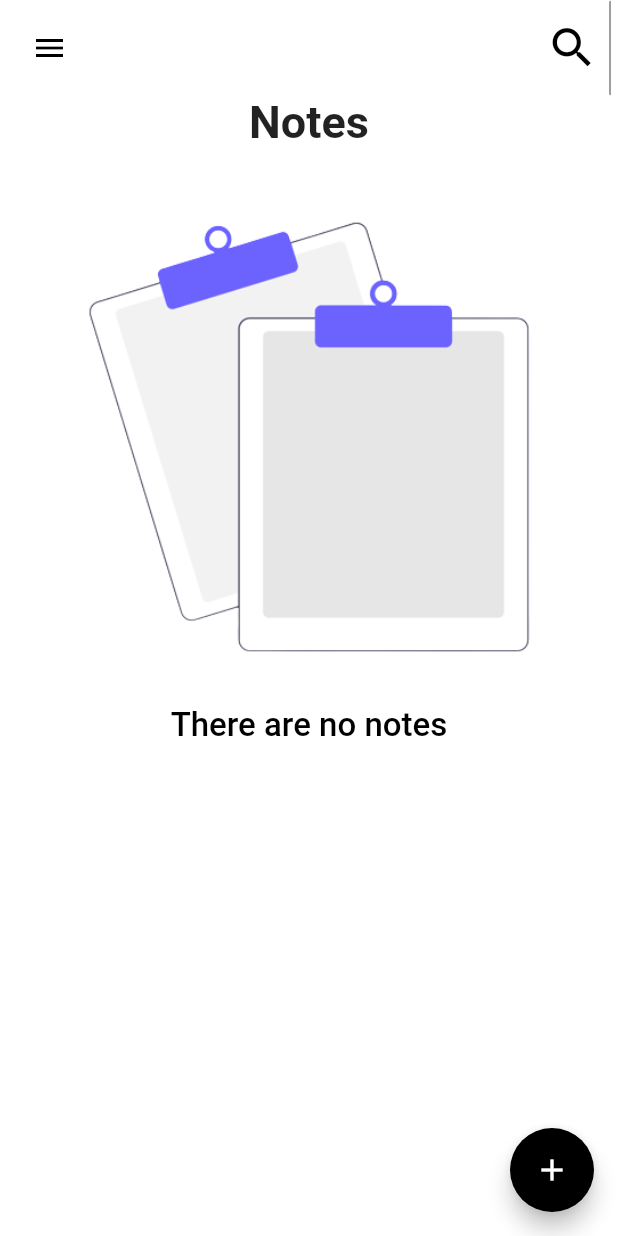
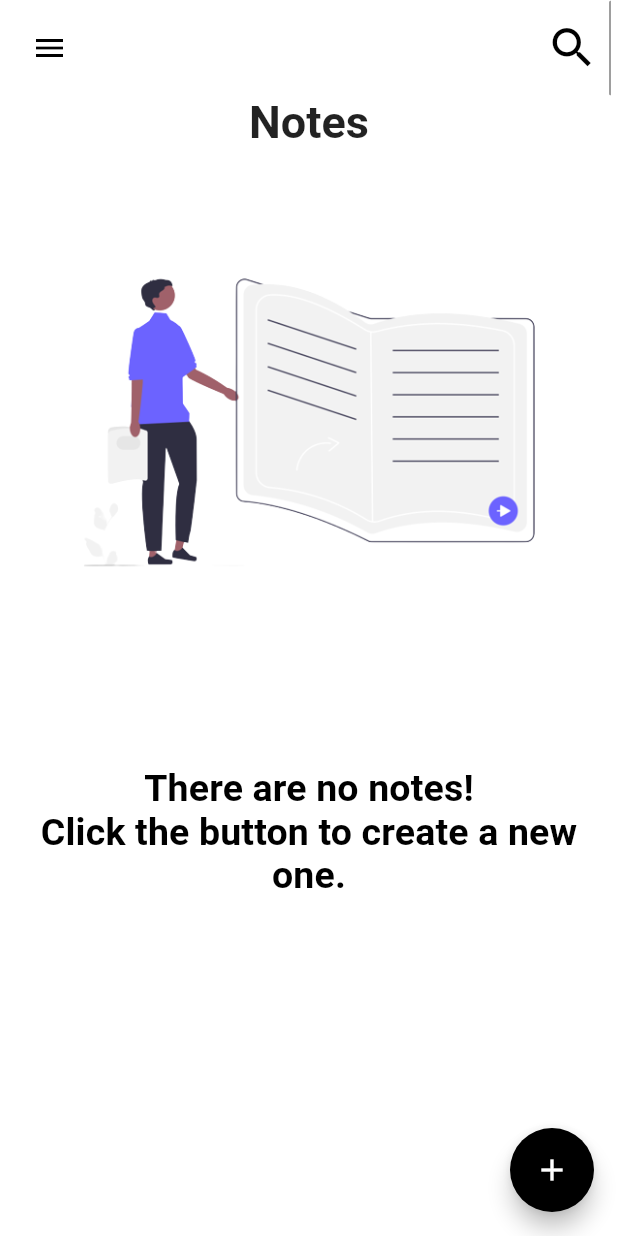
Before and after one commit to fagnerdossantos/notes, a Flutter app: the screen it shows after launch, in the side drawer, after a tap on the "add" icon, on a phone screen of 412 x 824 dp. Run offline on Flutter 3.47's test engine with Material 2 defaults, Android fonts, the phone set to English and light mode, and no system bars; our stand-ins replace bloc, flutter_bloc, sqflite; accounts and stored records are empty.

Commit message:
Ready to use

```diff
--- a/lib/app_widget.dart
+++ b/lib/app_widget.dart
@@ -1,8 +1,6 @@
 import 'package:flutter/material.dart';
 import 'package:notes/src/providers/providers.dart';
 import 'package:notes/src/router/app_router.dart';
-import 'package:notes/src/themes/theme_class.dart';
-import 'package:notes/src/themes/theme_dark.dart';
 import 'package:notes/src/themes/theme_light.dart';
 import 'package:provider/provider.dart';
 
@@ -19,16 +17,9 @@ class AppWidget extends StatelessWidget {
       providers: providersList,
 
       // Theming
-      child: ChangeNotifierProvider(
-        create: (_) => ThemeClass(ThemeDark(), ThemeLight()),
-
-        //
-        child: Consumer<ThemeClass>(
-          builder: (context, value, child) => MaterialApp(
-            onGenerateRoute: routs.onGeneratedRoute,
-            theme: context.watch<ThemeClass>().theme,
-          ),
-        ),
+      child: MaterialApp(
+        onGenerateRoute: routs.onGeneratedRoute,
+        theme: ThemeLight().light,
       ),
     );
   }
--- a/lib/src/app/global/bloc/notes_bloc.dart
+++ b/lib/src/app/global/bloc/notes_bloc.dart
@@ -79,19 +79,20 @@ class NotesBloc extends Bloc<NotesEvent, NotesState> {
 
     on<SearchNote>(
       (event, emit) async {
-        // Loading all notes
         final instance = await connection.database;
+        List<NoteModel> models;
 
-        final List<NoteModel> models = await repository.readAll(
-          instance: instance,
-        );
+        if (event.search.isNotEmpty) {
+          models = (await repository.readAll(instance: instance))
+              .where((note) =>
+                  note.title.toLowerCase().contains(event.search.toLowerCase()))
+              .toList();
+        } else {
+          models = await repository.readAll(instance: instance);
+        }
 
         emit(
-          NotesFiltered(
-            models: models
-                .where((element) => element.title.contains(event.search))
-                .toList(),
-          ),
+          NotesFiltered(models: models),
         );
       },
     );
--- a/lib/src/app/global/components/custom_drawer.dart
+++ b/lib/src/app/global/components/custom_drawer.dart
@@ -1,8 +1,6 @@
 import 'package:flutter/material.dart';
 import 'package:notes/src/app/global/components/selected_item_drawer_light.dart';
-import 'package:notes/src/themes/theme_class.dart';
 import 'package:notes/utils/consts.dart';
-import 'package:provider/provider.dart';
 
 class CustomDrawer extends StatelessWidget {
   final Size size;
@@ -10,11 +8,6 @@ class CustomDrawer extends StatelessWidget {
 
   @override
   Widget build(BuildContext context) {
-    // Theme Controller
-    final controller = context.watch<ThemeClass>();
-
-    final bool isDark = controller.isDark;
-
     return SafeArea(
       child: Padding(
         padding: const EdgeInsets.symmetric(horizontal: 10),
@@ -23,23 +16,20 @@ class CustomDrawer extends StatelessWidget {
         child: Column(
           children: [
             Row(
-              mainAxisAlignment: MainAxisAlignment.spaceBetween,
+              mainAxisAlignment: MainAxisAlignment.start,
               children: [
                 Text(
                   "Theme",
                   style: Theme.of(context).textTheme.bodyMedium,
                 ),
-                const ThemeSwitch(),
               ],
             ),
 
             //
             const VerticalSpace(height: 20),
 
-            Expanded(
-              child: SelectedItemDrawer(
-                isDark: isDark,
-              ),
+            const Expanded(
+              child: SelectedItemDrawer(),
             ),
           ],
         ),
@@ -47,23 +37,3 @@ class CustomDrawer extends StatelessWidget {
     );
   }
 }
-
-class ThemeSwitch extends StatelessWidget {
-  const ThemeSwitch({
-    super.key,
-  });
-
-  @override
-  Widget build(BuildContext context) {
-    // Theme Controller
-    final controller = context.watch<ThemeClass>();
-
-    final bool isDark = controller.isDark;
-
-    return Switch(
-      value: isDark,
-      onChanged: (_) => controller.toggle(),
-      activeColor: isDark ? Colors.deepPurple : Colors.amber.shade200,
-    );
-  }
-}
--- a/lib/src/app/global/components/selected_item_drawer_light.dart
+++ b/lib/src/app/global/components/selected_item_drawer_light.dart
@@ -1,8 +1,8 @@
 import 'package:flutter/material.dart';
+import 'package:notes/utils/consts.dart';
 
 class SelectedItemDrawer extends StatefulWidget {
-  final bool isDark;
-  const SelectedItemDrawer({Key? key, required this.isDark}) : super(key: key);
+  const SelectedItemDrawer({Key? key}) : super(key: key);
 
   @override
   State<SelectedItemDrawer> createState() => _SelectedItemDrawerState();
@@ -51,9 +51,7 @@ class _SelectedItemDrawerState extends State<SelectedItemDrawer> {
             duration: const Duration(milliseconds: 500),
 
             decoration: BoxDecoration(
-              color: widget.isDark
-                  ? (isSelected ? Colors.deepPurple : Colors.black)
-                  : (isSelected ? Colors.amber.shade100 : Colors.white),
+              color: (isSelected ? amber : white),
               borderRadius: BorderRadius.circular(30),
             ),
 
@@ -63,7 +61,7 @@ class _SelectedItemDrawerState extends State<SelectedItemDrawer> {
                 Icon(
                   icons[index],
                   size: 30,
-                  color: widget.isDark ? Colors.white : Colors.black
+                  color: black,
                 ),
 
                 const SizedBox(
--- a/lib/src/app/home/pages/home_page.dart
+++ b/lib/src/app/home/pages/home_page.dart
@@ -17,11 +17,10 @@ class HomePage extends StatelessWidget {
         child: CustomScrollView(
           slivers: [
             // AppBar
-            SliverAppBar.medium(
+            SliverAppBar.large(
               title: Center(
-                // Title
                 child: Text(
-                  "Notes",
+                  "Notes\n ",
                   style: Theme.of(context).textTheme.titleLarge,
                 ),
               ),
@@ -47,7 +46,8 @@ class HomePage extends StatelessWidget {
         onPressed: () {
           customBottomSheet(context: context, size: size);
         },
-        backgroundColor: Colors.black,
+        backgroundColor:
+            Theme.of(context).floatingActionButtonTheme.backgroundColor,
         child: const Icon(Icons.add),
       ),
     );
--- /dev/null
+++ b/lib/src/app/note/components/empty_notes.dart
@@ -0,0 +1,31 @@
+import 'package:flutter/material.dart';
+import 'package:notes/utils/consts.dart';
+
+class EmptyNotes extends StatelessWidget {
+  const EmptyNotes({super.key});
+
+  @override
+  Widget build(BuildContext context) {
+    return SliverToBoxAdapter(
+      child: Column(
+        children: [
+          // image
+          const Image(
+            image: AssetImage(
+              "assets/images/no-data.png",
+            ),
+            fit: BoxFit.cover,
+          ),
+
+          const VerticalSpace(height: 100),
+
+          Text(
+            "There are no notes!\nClick the button to create a new one.",
+            style: Theme.of(context).textTheme.titleSmall,
+            textAlign: TextAlign.center,
+          ),
+        ],
+      ),
+    );
+  }
+}
--- a/lib/src/app/note/components/save_note_button.dart
+++ b/lib/src/app/note/components/save_note_button.dart
@@ -1,4 +1,5 @@
 import 'package:flutter/material.dart';
+import 'package:notes/utils/consts.dart';
 
 class SaveNoteButton extends StatelessWidget {
   final Function() callBack;
@@ -13,7 +14,7 @@ class SaveNoteButton extends StatelessWidget {
       // Action
       onPressed: callBack,
 
-      backgroundColor: Colors.black,
+      backgroundColor: black,
       child: const Icon(Icons.save_alt_outlined),
     );
   }
--- a/lib/src/app/note/widgets/custom_notes_card_builder.dart
+++ b/lib/src/app/note/widgets/custom_notes_card_builder.dart
@@ -1,6 +1,7 @@
 import 'package:flutter/material.dart';
 import 'package:flutter_bloc/flutter_bloc.dart';
 import 'package:notes/src/app/global/bloc/notes_bloc.dart';
+import 'package:notes/src/app/note/components/empty_notes.dart';
 import 'package:notes/src/app/note/components/notes_card_grid.dart';
 
 class NotesCardBuilder extends StatefulWidget {
@@ -31,32 +32,9 @@ class _NotesCardBuilderState extends State<NotesCardBuilder> {
             items: state.models,
           );
         } else {
-          return const NoData();
+          return const EmptyNotes();
         }
       },
     );
   }
 }
-
-class NoData extends StatelessWidget {
-  const NoData({super.key});
-
-  @override
-  Widget build(BuildContext context) {
-    return SliverToBoxAdapter(
-      child: Column(
-        children: const [
-          // image
-          Image(
-            image: AssetImage(
-              "assets/images/no-data-blue.png",
-            ),
-            fit: BoxFit.cover,
-          ),
-
-          Text("There are no notes"),
-        ],
-      ),
-    );
-  }
-}
--- a/lib/src/themes/theme_class.dart
+++ /dev/null
@@ -1,19 +0,0 @@
-import 'package:flutter/material.dart';
-import 'package:notes/src/themes/theme_light.dart';
-import 'package:notes/src/themes/theme_dark.dart';
-
-class ThemeClass extends ChangeNotifier {
-  final ThemeDark _dark;
-  final ThemeLight _light;
-
-  ThemeClass(this._dark, this._light);
-
-  bool isDark = false;
-
-  ThemeData get theme => isDark ? _dark.dark : _light.light;
-
-  void toggle() {
-    isDark = !isDark;
-    notifyListeners();
-  }
-}
--- a/lib/src/themes/theme_dark.dart
+++ /dev/null
@@ -1,85 +0,0 @@
-import 'package:flutter/material.dart';
-
-class ThemeDark {
-  // Getter
-  ThemeData get dark => _themeData;
-
-  // Texts
-  final ThemeData _themeData = ThemeData(
-    // APP BAR
-    appBarTheme: const AppBarTheme(
-      // Colors
-      backgroundColor: Colors.black,
-
-      actionsIconTheme: IconThemeData(
-        color: Colors.white,
-      ),
-
-      iconTheme: IconThemeData(
-        color: Colors.white,
-      ),
-    ),
-
-    scaffoldBackgroundColor: Colors.black,
-
-    // CARD
-    cardTheme: CardTheme(
-      elevation: 5,
-      color: Colors.deepPurple,
-      shadowColor: Colors.blueGrey,
-      shape: RoundedRectangleBorder(
-        borderRadius: BorderRadius.circular(
-          20,
-        ),
-      ),
-    ),
-
-    drawerTheme: const DrawerThemeData(
-      backgroundColor: Colors.black,
-    ),
-
-    bottomSheetTheme: const BottomSheetThemeData(
-      backgroundColor: Colors.black,
-    ),
-
-    elevatedButtonTheme: const ElevatedButtonThemeData(
-      style: ButtonStyle(
-        backgroundColor: MaterialStatePropertyAll<Color>(Colors.deepPurple),
-      ),
-    ),
-
-    // Text Style
-    textTheme: const TextTheme(
-      /*  TITLES */
-
-      // Large
-      titleLarge: TextStyle(
-        color: Colors.white,
-        fontSize: 30,
-        fontWeight: FontWeight.bold,
-      ),
-
-      // Small
-      titleSmall: TextStyle(
-        color: Colors.white,
-        fontSize: 25,
-        fontWeight: FontWeight.bold,
-      ),
-
-      /* Body */
-
-      // Medium
-      bodyMedium: TextStyle(
-        color: Colors.white,
-        fontSize: 22,
-        fontWeight: FontWeight.w500,
-      ),
-
-      // Small
-      bodySmall: TextStyle(
-        color: Colors.white,
-        fontSize: 20,
-      ),
-    ),
-  );
-}
--- a/lib/src/themes/theme_light.dart
+++ b/lib/src/themes/theme_light.dart
@@ -1,4 +1,5 @@
 import 'package:flutter/material.dart';
+import 'package:notes/utils/consts.dart';
 
 class ThemeLight {
   // Getter
@@ -9,23 +10,25 @@ class ThemeLight {
     // APP BAR
     appBarTheme: const AppBarTheme(
       // Colors
-      backgroundColor: Colors.white,
+      backgroundColor: white,
 
-      actionsIconTheme: IconThemeData(
-        color: Colors.black,
-      ),
+      actionsIconTheme: IconThemeData(color: black),
 
       iconTheme: IconThemeData(
-        color: Colors.black,
+        color: black,
       ),
     ),
 
-    scaffoldBackgroundColor: Colors.white,
+    scaffoldBackgroundColor: white,
+
+    floatingActionButtonTheme: const FloatingActionButtonThemeData(
+      backgroundColor: black,
+    ),
 
     // CARD
     cardTheme: CardTheme(
       elevation: 8,
-      shadowColor: Colors.blueGrey,
+      shadowColor: blueGrey,
       shape: RoundedRectangleBorder(
         borderRadius: BorderRadius.circular(
           20,
@@ -34,16 +37,16 @@ class ThemeLight {
     ),
 
     drawerTheme: const DrawerThemeData(
-      backgroundColor: Colors.white,
+      backgroundColor: white,
     ),
 
     bottomSheetTheme: const BottomSheetThemeData(
-      backgroundColor: Colors.white,
+      backgroundColor: white,
     ),
 
     elevatedButtonTheme: const ElevatedButtonThemeData(
       style: ButtonStyle(
-        backgroundColor: MaterialStatePropertyAll<Color>(Colors.black),
+        backgroundColor: MaterialStatePropertyAll<Color>(black),
       ),
     ),
 
@@ -67,14 +70,14 @@ class ThemeLight {
 
       // Medium
       bodyMedium: TextStyle(
-        color: Colors.black,
+        color: black,
         fontSize: 22,
         fontWeight: FontWeight.w500,
       ),
 
       // Small
       bodySmall: TextStyle(
-        color: Colors.black,
+        color: black,
         fontSize: 20,
       ),
     ),
--- /dev/null
+++ b/lib/utils/colors.dart
@@ -0,0 +1,6 @@
+import 'dart:ui';
+
+const Color black = Color.fromRGBO(0, 0, 0, 1);
+const Color white = Color.fromRGBO(255, 255, 255, 1);
+const Color blueGrey = Color.fromRGBO(96, 125, 139, 1);
+const Color amber = Color.fromRGBO(255, 236, 179, 1);
--- a/lib/utils/consts.dart
+++ b/lib/utils/consts.dart
@@ -1 +1,2 @@
 export 'package:notes/utils/size.dart';
+export 'package:notes/utils/colors.dart';
```
Also changed, not shown: assets/images/no-data-blue.png (deleted), assets/images/no-data.png (added), 9 other files.
